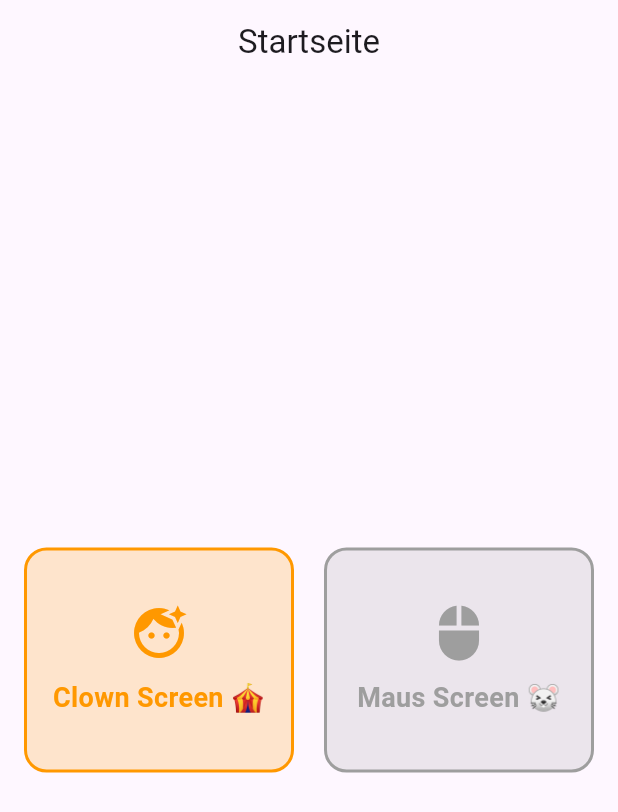
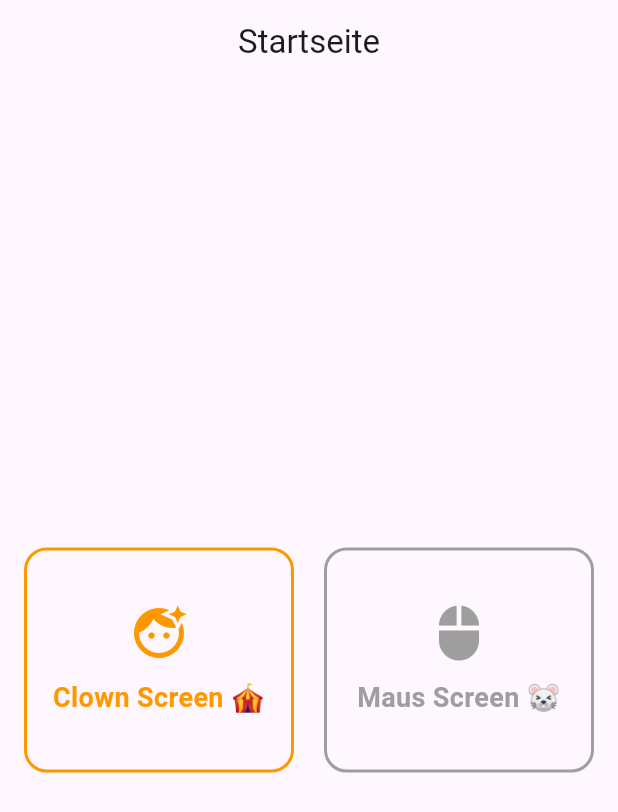
Before and after one commit to hightrickZ/spanish-learning-app, a Flutter app: the screen it shows after launch, on a phone screen of 412 x 824 dp. Shown: the top 812 px of the screen. Run offline on Flutter 3.47's test engine with Material 3 defaults, Android fonts, the phone set to English and light mode, and no system bars.

Commit message:
main.dart  grafisch etwas aufgefrischt

```diff
--- a/lib/main.dart
+++ b/lib/main.dart
@@ -85,7 +85,6 @@ class HomePage extends StatelessWidget {
         child: Container(
           height: 150,
           decoration: BoxDecoration(
-            color: color.withOpacity(0.2),
             borderRadius: BorderRadius.circular(15),
             border: Border.all(
               color: color,
```
